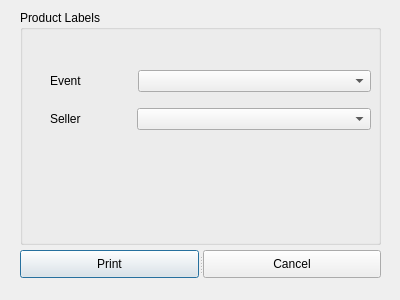
hoihrig/iBasar, file iBasar/labelprintwidget.ui: the form before one commit.
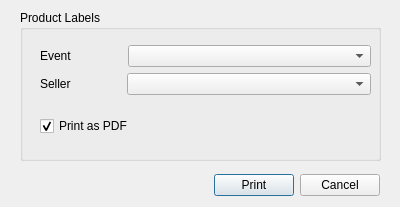
The form after the commit.

Commit message: Added functionality to print on a real printer

```diff
--- a/iBasar/labelprintwidget.ui
+++ b/iBasar/labelprintwidget.ui
@@ -7,7 +7,7 @@
     <x>0</x>
     <y>0</y>
     <width>400</width>
-    <height>300</height>
+    <height>207</height>
    </rect>
   </property>
   <property name="windowTitle">
@@ -19,7 +19,7 @@
      <x>20</x>
      <y>10</y>
      <width>361</width>
-     <height>235</height>
+     <height>151</height>
     </rect>
    </property>
    <property name="title">
@@ -28,12 +28,14 @@
    <widget class="QWidget" name="">
     <property name="geometry">
      <rect>
-      <x>30</x>
-      <y>50</y>
-      <width>321</width>
-      <height>81</height>
+      <x>20</x>
+      <y>20</y>
+      <width>331</width>
+      <height>121</height>
      </rect>
     </property>
+    <layout class="QVBoxLayout" name="verticalLayout_2">
+     <item>
     <layout class="QVBoxLayout" name="verticalLayout">
      <item>
       <layout class="QHBoxLayout" name="horizontalLayout_2" stretch="0,0,1">
@@ -96,35 +98,58 @@
       </layout>
      </item>
     </layout>
-   </widget>
-  </widget>
-  <widget class="QSplitter" name="splitter_2">
+     </item>
+     <item>
+      <widget class="QCheckBox" name="createpdfcheckbox">
+       <property name="text">
+        <string>Print as PDF</string>
+       </property>
+       <property name="checked">
+        <bool>true</bool>
+       </property>
+      </widget>
+     </item>
+    </layout>
+   </widget>
+  </widget>
+  <widget class="QWidget" name="">
    <property name="geometry">
     <rect>
      <x>20</x>
-     <y>250</y>
-     <width>361</width>
-     <height>28</height>
+     <y>170</y>
+     <width>360</width>
+     <height>30</height>
     </rect>
    </property>
+   <layout class="QHBoxLayout" name="horizontalLayout_3">
+    <item>
+     <spacer name="horizontalSpacer">
    <property name="orientation">
     <enum>Qt::Horizontal</enum>
    </property>
-   <widget class="QSplitter" name="splitter">
-    <property name="orientation">
-     <enum>Qt::Horizontal</enum>
-    </property>
+      <property name="sizeHint" stdset="0">
+       <size>
+        <width>158</width>
+        <height>20</height>
+       </size>
+      </property>
+     </spacer>
+    </item>
+    <item>
     <widget class="QPushButton" name="printbtn">
      <property name="text">
       <string>Print</string>
      </property>
     </widget>
+    </item>
+    <item>
     <widget class="QPushButton" name="cancelbtn">
      <property name="text">
       <string>Cancel</string>
      </property>
     </widget>
-   </widget>
+    </item>
+   </layout>
   </widget>
  </widget>
  <resources/>
```
Lines whose indentation alone changed are shown as unchanged. The commit also changes 3 other files.
